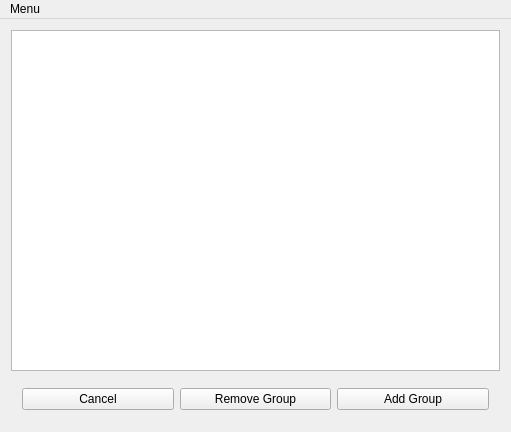
Before: the Qt Designer form gui/edit_group.ui in BoraYang/onnuri, drawn with Qt 5.
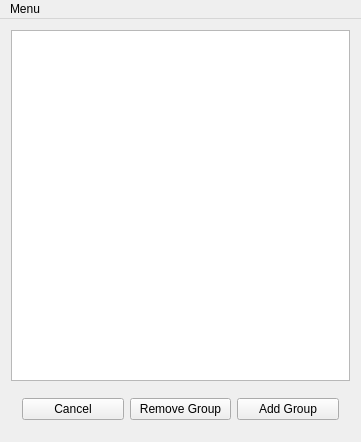
After: the same form once the commit is applied.

```diff
--- a/gui/edit_group.ui
+++ b/gui/edit_group.ui
@@ -6,8 +6,8 @@
    <rect>
     <x>0</x>
     <y>0</y>
-    <width>511</width>
-    <height>432</height>
+    <width>361</width>
+    <height>442</height>
    </rect>
   </property>
   <property name="windowTitle">
@@ -61,7 +61,7 @@
     <rect>
      <x>0</x>
      <y>0</y>
-     <width>511</width>
+     <width>361</width>
      <height>22</height>
     </rect>
    </property>
```
